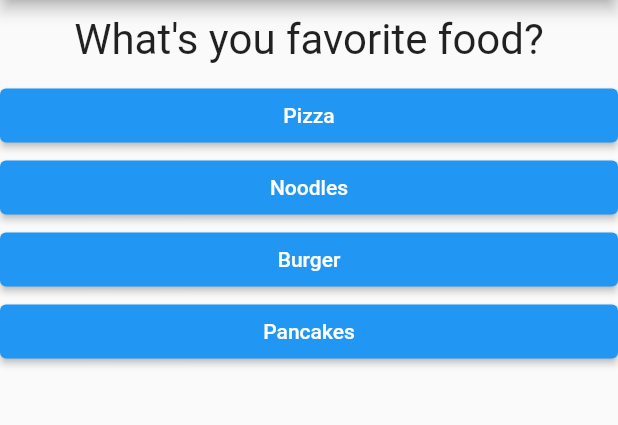
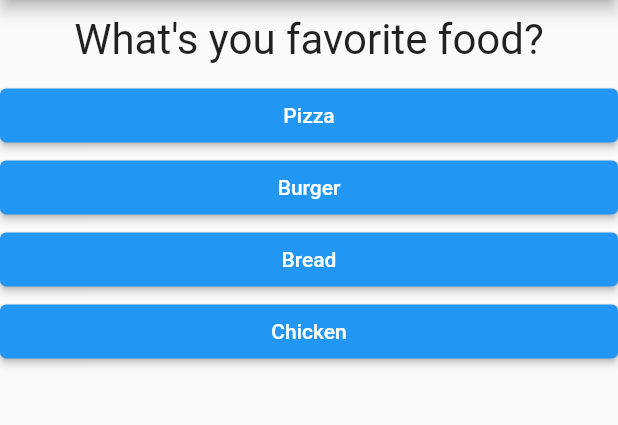
Before and after one commit to iamr-kumar/first-flutter-app, a Flutter app: the screen it shows after launch, after a tap on "Black", on a phone screen of 412 x 824 dp, the part 84-509 px from its top. Run offline on Flutter 3.47's test engine with Material 2 defaults, Android fonts, the phone set to English and light mode, and no system bars.

Commit message:
super lame quiz done

```diff
--- a/lib/main.dart
+++ b/lib/main.dart
@@ -1,6 +1,6 @@
-import 'package:first_app/question.dart';
 import 'package:flutter/material.dart';
-import 'package:first_app/answer.dart';
+import 'package:first_app/quiz.dart';
+import 'package:first_app/result.dart';
 
 void main() => runApp(MyApp());
 
@@ -12,45 +12,65 @@ class MyApp extends StatefulWidget {
 }
 
 class _MyAppState extends State<MyApp> {
-  var questions = [
+  final questions = const [
     {
       'questionText': 'What\'s you favorite color?',
-      'answers': ['Black', 'Red', 'Yellow', 'Blue']
+      'answers': [
+        {'text': 'Black', 'score': 10},
+        {'text': 'Blue', 'score': 6},
+        {'text': 'Red', 'score': 4},
+        {'text': 'Yellow', 'score': 1},
+      ]
     },
     {
       'questionText': 'What\'s you favorite food?',
-      'answers': ['Pizza', 'Noodles', 'Burger', 'Pancakes']
+      'answers': [
+        {'text': 'Pizza', 'score': 10},
+        {'text': 'Burger', 'score': 8},
+        {'text': 'Bread', 'score': 5},
+        {'text': 'Chicken', 'score': 2},
+      ]
     },
     {
       'questionText': 'What\'s you favorite pet?',
-      'answers': ['Dog', 'Bird', 'Cat', 'Rabbit']
+      'answers': [
+        {'text': 'Dog', 'score': 1},
+        {'text': 'Cat', 'score': 4},
+        {'text': 'Snake', 'score': 6},
+        {'text': 'Aligator', 'score': 10},
+      ]
     },
   ];
 
   var _questionIndex = 0;
+  var _totalScore = 0;
 
-  void _answerQuestion() {
+  void _answerQuestion(int score) {
+    _totalScore += score;
+
     setState(() {
       _questionIndex = _questionIndex + 1;
     });
-    print("Answered");
+  }
+
+  void _resetQuiz() {
+    _totalScore = 0;
+
+    setState(() {
+      _questionIndex = 0;
+    });
   }
 
   @override
   Widget build(BuildContext context) {
     return MaterialApp(
       home: Scaffold(
-        appBar: AppBar(
-          title: Text("First Flutter App"),
-        ),
-        body: Column(children: [
-          Question(questions[_questionIndex]['questionText'] as String),
-          ...(questions[_questionIndex]['answers'] as List<String>)
-              .map((answer) {
-            return Answer(_answerQuestion, answer);
-          }).toList()
-        ]),
-      ),
+          appBar: AppBar(
+            title: Text("First Flutter App"),
+          ),
+          body: _questionIndex < questions.length
+              ? Quiz(_answerQuestion, questions, _questionIndex)
+              : Result(_totalScore, _resetQuiz)),
     );
   }
 }
--- /dev/null
+++ b/lib/quiz.dart
@@ -0,0 +1,23 @@
+import 'package:first_app/question.dart';
+import 'package:flutter/material.dart';
+
+import 'answer.dart';
+
+class Quiz extends StatelessWidget {
+  final List<Map<String, Object>> questions;
+  final int questionIndex;
+  final Function answerQuestion;
+
+  Quiz(this.answerQuestion, this.questions, this.questionIndex);
+
+  @override
+  Widget build(BuildContext context) {
+    return Column(children: [
+      Question(questions[questionIndex]['questionText'] as String),
+      ...(questions[questionIndex]['answers'] as List<Map<String, Object>>)
+          .map((answer) {
+        return Answer(() => answerQuestion(answer['score']), answer['text']);
+      }).toList()
+    ]);
+  }
+}
```
Also changed, not shown: lib/result.dart (added, +36 -0 lines).
